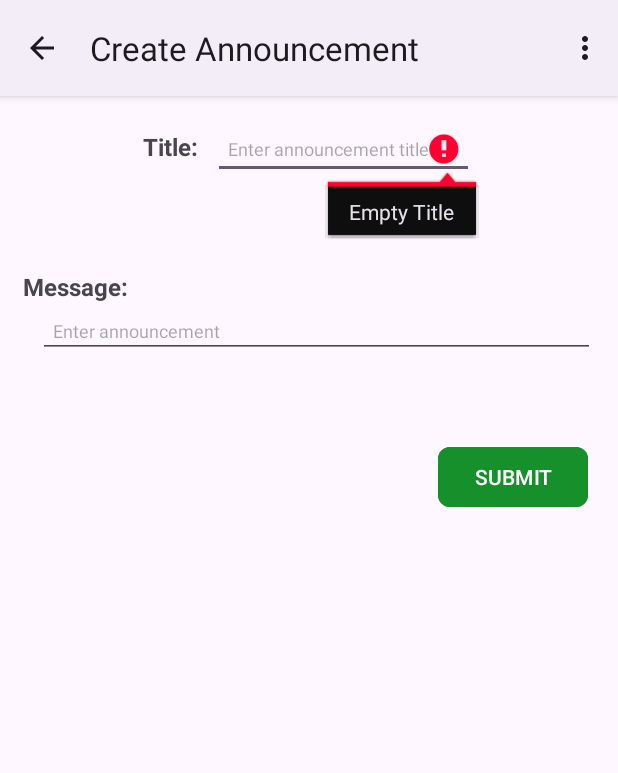
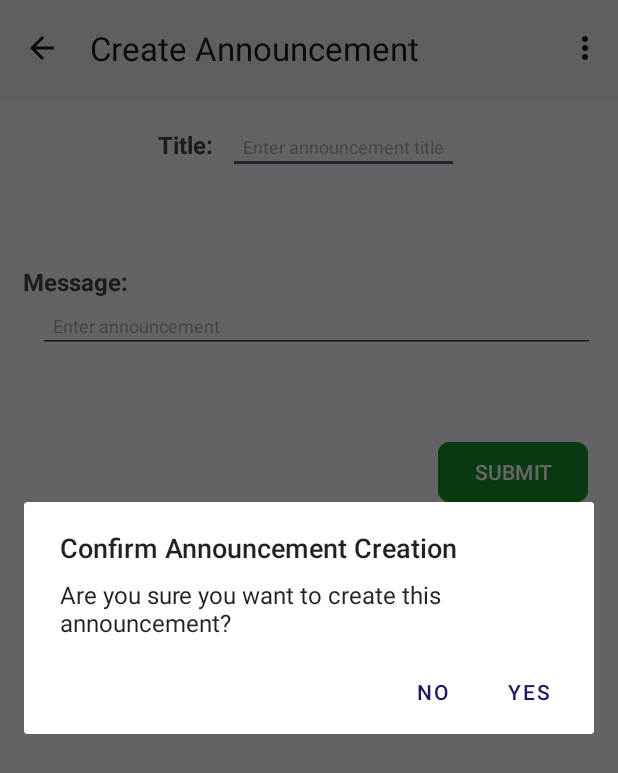
Before and after one commit to Nitish-KrSingh/SLCM, an Android app: the FacultyCreateAnnouncement screen opened directly, with no data from a screen before it, after a tap on "SUBMIT", on a phone screen of 412 x 824 dp. Shown: the top 773 px of the screen. Run offline under Robolectric (Android 15) with nearby library versions, the light colour scheme and no system bars.

Commit message:
FINISHED DOING alert and drop down for faculty mark and attendance

```diff
--- a/app/src/main/java/com/example/slcm/Faculty/FacultyCreateAnnouncement.java
+++ b/app/src/main/java/com/example/slcm/Faculty/FacultyCreateAnnouncement.java
@@ -17,6 +17,10 @@ import com.example.slcm.DatabaseManager;
 import com.example.slcm.R;
 
 import java.util.Objects;
+
+import android.app.AlertDialog;
+import android.content.DialogInterface;
+
 
 public class FacultyCreateAnnouncement extends AppCompatActivity {
 
@@ -43,7 +47,35 @@ public class FacultyCreateAnnouncement extends AppCompatActivity {
         fac_createAnnouncement_submit_btn.setOnClickListener(new View.OnClickListener() {
             @Override
             public void onClick(View v) {
-                String title = faculty_create_announcement_title.getText().toString();
+
+                AlertDialog.Builder alertDialogBuilder = new AlertDialog.Builder(FacultyCreateAnnouncement.this);
+                alertDialogBuilder.setTitle("Confirm Announcement Creation");
+                alertDialogBuilder.setMessage("Are you sure you want to create this announcement?");
+
+                alertDialogBuilder.setPositiveButton("Yes", new DialogInterface.OnClickListener() {
+                    @Override
+                    public void onClick(DialogInterface dialog, int which) {
+
+                        createAnnouncement();
+                        dialog.dismiss();
+                    }
+                });
+
+                alertDialogBuilder.setNegativeButton("No", new DialogInterface.OnClickListener() {
+                    @Override
+                    public void onClick(DialogInterface dialog, int which) {
+                        dialog.dismiss();
+                    }
+                });
+
+                AlertDialog alertDialog = alertDialogBuilder.create();
+                alertDialog.show();
+            }
+        });
+    }
+
+    private void createAnnouncement() {
+        String title = faculty_create_announcement_title.getText().toString();
                 String message = faculty_create_announcement_msg.getText().toString();
 
                 if (title.isEmpty()) {
@@ -65,9 +97,6 @@ public class FacultyCreateAnnouncement extends AppCompatActivity {
                     }
                 }
             }
-        });
-    }
-
     @Override
     public boolean onCreateOptionsMenu(Menu menu) {
         getMenuInflater().inflate(R.menu.faculty_menu, menu);
--- a/app/src/main/java/com/example/slcm/Student/StudentAttendance.java
+++ b/app/src/main/java/com/example/slcm/Student/StudentAttendance.java
@@ -58,6 +58,7 @@ public class StudentAttendance extends AppCompatActivity {
 
         adapter.setDropDownViewResource(android.R.layout.simple_spinner_dropdown_item);
         dropdown.setAdapter(adapter);
+        dropdown.setSelection(2);
 
         dropdown.setOnItemSelectedListener(new AdapterView.OnItemSelectedListener() {
             @Override
--- a/app/src/main/java/com/example/slcm/Student/StudentInternalMarks.java
+++ b/app/src/main/java/com/example/slcm/Student/StudentInternalMarks.java
@@ -63,6 +63,7 @@ public class StudentInternalMarks extends AppCompatActivity {
 
         adapter.setDropDownViewResource(android.R.layout.simple_spinner_dropdown_item);
         dropdown.setAdapter(adapter);
+        dropdown.setSelection(2);
 
         dropdown.setOnItemSelectedListener(new AdapterView.OnItemSelectedListener() {
             @Override
--- a/app/src/main/res/layout/activity_faculty_attendance.xml
+++ b/app/src/main/res/layout/activity_faculty_attendance.xml
@@ -15,6 +15,8 @@
         android:backgroundTint="@color/dark_green"
         android:text="@string/fac_submit"
         app:cornerRadius="8dp" />
+
+
 
     <TextView
         android:id="@+id/Fac_Att_Title"
```
Also changed, not shown: app/src/main/java/com/example/slcm/Faculty/FacultyAttendance.java (+22 -20 lines), app/src/main/java/com/example/slcm/Faculty/FacultyMarks.java (+26 -1 lines).
